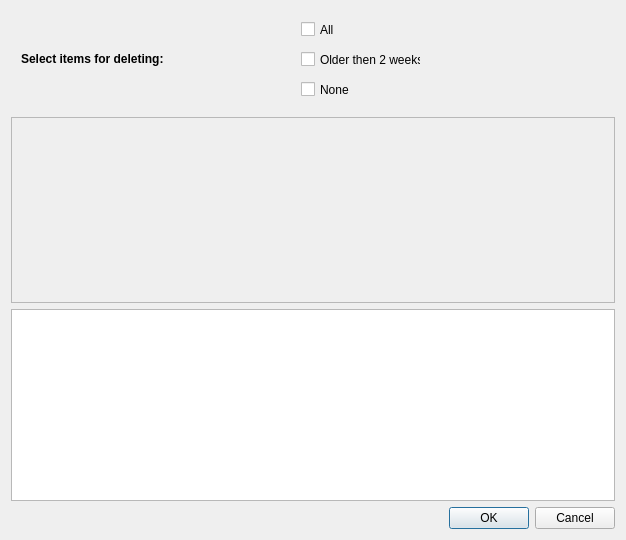
Before: the Qt Designer form src/ui/clear_history_dialog.ui in vslobodyan/Relanotes, drawn with Qt 5.
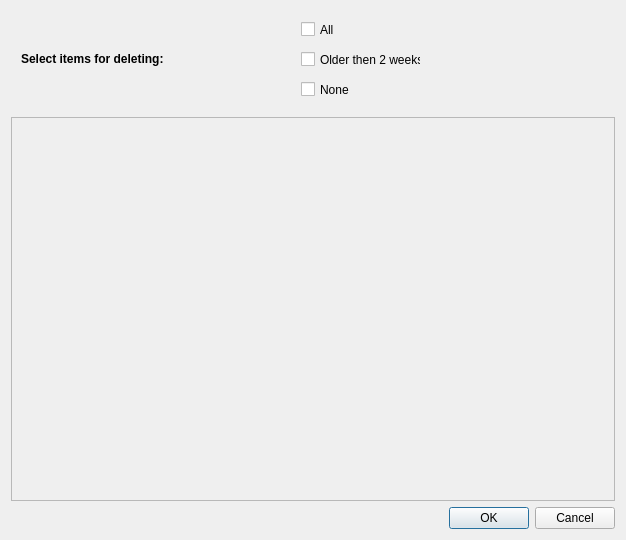
After: the same form once the commit is applied.

Commit message: Работает перечисление элементов истории в окне её удаления. Результат пробно выводится в консоль.

Diff of the .ui file:
```diff
--- a/src/ui/clear_history_dialog.ui
+++ b/src/ui/clear_history_dialog.ui
@@ -93,15 +93,12 @@
         <x>0</x>
         <y>0</y>
         <width>606</width>
-        <height>187</height>
+        <height>385</height>
        </rect>
       </property>
      </widget>
     </widget>
    </item>
-   <item>
-    <widget class="QListWidget" name="listWidget"/>
-   </item>
    <item>
     <widget class="QDialogButtonBox" name="buttonBox">
      <property name="standardButtons">
```
The commit also changes 3 other files.
